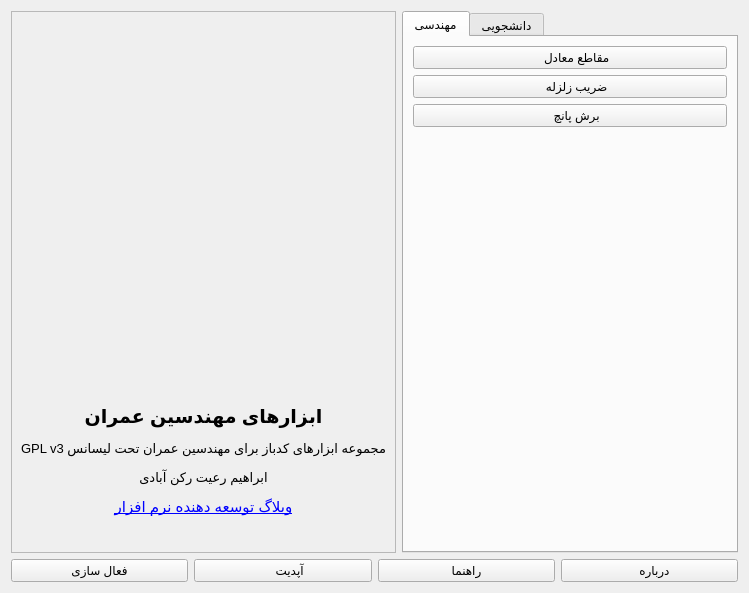
The window that widgets/main_form.ui (ebrahimraeyat/civilTools) describes before a commit, drawn with Qt 5.
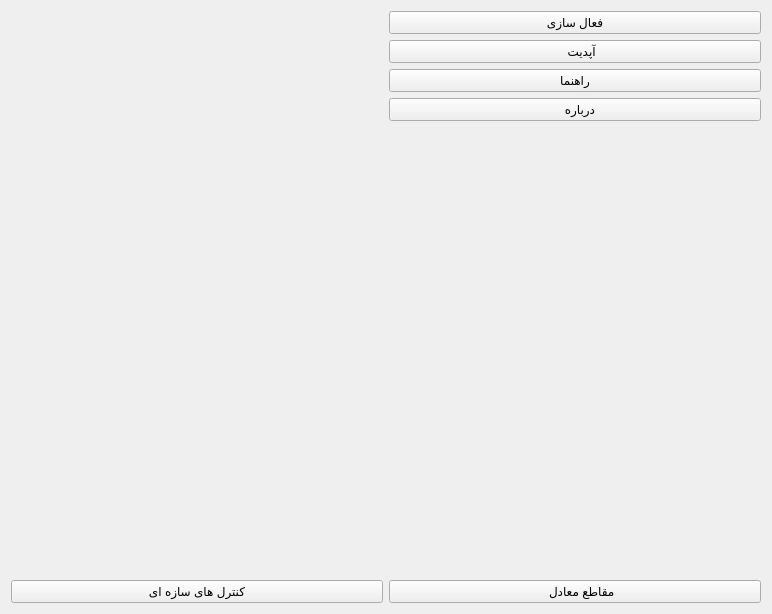
The same window after the commit. Icons and pictures are not drawn.

The edit to the form file:
```diff
--- a/widgets/main_form.ui
+++ b/widgets/main_form.ui
@@ -6,8 +6,8 @@
    <rect>
     <x>0</x>
     <y>0</y>
-    <width>749</width>
-    <height>593</height>
+    <width>772</width>
+    <height>614</height>
    </rect>
   </property>
   <property name="windowTitle">
@@ -17,248 +17,37 @@
    <iconset>
     <normaloff>:/All/civil_engineering.ico</normaloff>:/All/civil_engineering.ico</iconset>
   </property>
-  <layout class="QVBoxLayout" name="verticalLayout_4">
+  <layout class="QVBoxLayout" name="verticalLayout_3">
    <item>
     <layout class="QHBoxLayout" name="horizontalLayout">
      <item>
-      <widget class="QFrame" name="frame">
-       <property name="frameShape">
-        <enum>QFrame::StyledPanel</enum>
-       </property>
-       <property name="frameShadow">
-        <enum>QFrame::Raised</enum>
-       </property>
-       <layout class="QVBoxLayout" name="verticalLayout_2">
+      <layout class="QVBoxLayout" name="verticalLayout">
         <item>
-         <widget class="QPushButton" name="pushButton">
-          <property name="enabled">
-           <bool>true</bool>
+        <widget class="QLabel" name="label_2">
+         <property name="maximumSize">
+          <size>
+           <width>600</width>
+           <height>400</height>
+          </size>
           </property>
           <property name="text">
            <string/>
           </property>
-          <property name="icon">
-           <iconset resource="../resource.qrc">
-            <normaloff>:/civiltools/images/civil-engineering.jpg</normaloff>:/civiltools/images/civil-engineering.jpg</iconset>
-          </property>
-          <property name="iconSize">
-           <size>
-            <width>350</width>
-            <height>250</height>
-           </size>
-          </property>
-          <property name="flat">
-           <bool>true</bool>
-          </property>
-         </widget>
-        </item>
-        <item>
-         <spacer name="verticalSpacer">
-          <property name="orientation">
-           <enum>Qt::Vertical</enum>
-          </property>
-          <property name="sizeHint" stdset="0">
-           <size>
-            <width>20</width>
-            <height>40</height>
-           </size>
-          </property>
-         </spacer>
-        </item>
-        <item>
-         <widget class="QLabel" name="label">
-          <property name="frameShadow">
-           <enum>QFrame::Raised</enum>
-          </property>
-          <property name="text">
-           <string>&lt;!DOCTYPE HTML PUBLIC &quot;-//W3C//DTD HTML 4.0//EN&quot; &quot;http://www.w3.org/TR/REC-html40/strict.dtd&quot;&gt;
-&lt;html&gt;&lt;head&gt;&lt;meta name=&quot;qrichtext&quot; content=&quot;1&quot; /&gt;&lt;style type=&quot;text/css&quot;&gt;
-p, li { white-space: pre-wrap; }
-&lt;/style&gt;&lt;/head&gt;&lt;body style=&quot; font-family:'Ubuntu'; font-size:11pt; font-weight:400; font-style:normal;&quot;&gt;
-&lt;p align=&quot;center&quot; style=&quot; margin-top:12px; margin-bottom:12px; margin-left:0px; margin-right:0px; -qt-block-indent:0; text-indent:0px;&quot;&gt;&lt;span style=&quot; font-family:'Noto Sans'; font-size:14pt; font-weight:600;&quot;&gt;ابزارهای مهندسین عمران&lt;/span&gt;&lt;/p&gt;
-&lt;p align=&quot;center&quot; dir='rtl' style=&quot; margin-top:12px; margin-bottom:12px; margin-left:0px; margin-right:0px; -qt-block-indent:0; text-indent:0px;&quot;&gt;&lt;span style=&quot; font-family:'Noto Sans'; font-size:10pt;&quot;&gt;مجموعه ابزارهای کدباز برای مهندسین عمران تحت لیسانس GPL v3&lt;/span&gt;&lt;/p&gt;
-&lt;p align=&quot;center&quot; dir='rtl' style=&quot; margin-top:12px; margin-bottom:12px; margin-left:0px; margin-right:0px; -qt-block-indent:0; text-indent:0px;&quot;&gt;&lt;span style=&quot; font-family:'Noto Sans'; font-size:10pt;&quot;&gt;ابراهیم رعیت رکن آبادی&lt;/span&gt;&lt;/p&gt;
-&lt;p align=&quot;center&quot; style=&quot; margin-top:12px; margin-bottom:12px; margin-left:0px; margin-right:0px; -qt-block-indent:0; text-indent:0px;&quot;&gt;&lt;a href=&quot;http://ebrahimraeyat.blog.ir/&quot;&gt;&lt;span style=&quot; color:#0000ff;&quot;&gt;وبلاگ توسعه دهنده نرم افزار&lt;/span&gt;&lt;/a&gt;&lt;/p&gt;
-&lt;p align=&quot;center&quot; style=&quot;-qt-paragraph-type:empty; margin-top:12px; margin-bottom:12px; margin-left:0px; margin-right:0px; -qt-block-indent:0; text-indent:0px; font-family:'Noto Sans'; font-size:10pt; color:#2980b9;&quot;&gt;&lt;br /&gt;&lt;/p&gt;&lt;/body&gt;&lt;/html&gt;</string>
+         <property name="pixmap">
+          <pixmap resource="../resource.qrc">:/civiltools/images/civil-engineering.jpg</pixmap>
           </property>
           <property name="scaledContents">
            <bool>true</bool>
           </property>
-          <property name="openExternalLinks">
-           <bool>true</bool>
-          </property>
-         </widget>
-        </item>
-       </layout>
-      </widget>
-     </item>
-     <item>
-      <widget class="QTabWidget" name="tabWidget">
-       <property name="currentIndex">
-        <number>0</number>
-       </property>
-       <widget class="QWidget" name="tab">
-        <attribute name="title">
-         <string>مهندسی</string>
-        </attribute>
-        <layout class="QHBoxLayout" name="horizontalLayout_2">
-         <item>
-          <layout class="QVBoxLayout" name="verticalLayout">
-           <item>
-            <widget class="QPushButton" name="section_Button">
-             <property name="text">
-              <string>    مقاطع معادل</string>
-             </property>
-             <property name="icon">
-              <iconset resource="../resource.qrc">
-               <normaloff>:/civiltools/images/2IPE.svg</normaloff>:/civiltools/images/2IPE.svg</iconset>
-             </property>
-             <property name="iconSize">
-              <size>
-               <width>90</width>
-               <height>90</height>
-              </size>
-             </property>
-             <property name="checkable">
+         <property name="wordWrap">
               <bool>false</bool>
              </property>
             </widget>
            </item>
-           <item>
-            <widget class="QPushButton" name="cfactor_Button">
-             <property name="text">
-              <string>    ضریب زلزله</string>
-             </property>
-             <property name="icon">
-              <iconset resource="../resource.qrc">
-               <normaloff>:/civiltools/images/cfactor.svg</normaloff>:/civiltools/images/cfactor.svg</iconset>
-             </property>
-             <property name="iconSize">
-              <size>
-               <width>90</width>
-               <height>90</height>
-              </size>
-             </property>
-             <property name="checkable">
-              <bool>false</bool>
-             </property>
-            </widget>
-           </item>
-           <item>
-            <widget class="QPushButton" name="punch_Button">
-             <property name="enabled">
-              <bool>true</bool>
-             </property>
-             <property name="text">
-              <string>    برش پانچ</string>
-             </property>
-             <property name="icon">
-              <iconset resource="../resource.qrc">
-               <normaloff>:/civiltools/images/punch.svg</normaloff>:/civiltools/images/punch.svg</iconset>
-             </property>
-             <property name="iconSize">
-              <size>
-               <width>90</width>
-               <height>90</height>
-              </size>
-             </property>
-             <property name="checkable">
-              <bool>false</bool>
-             </property>
-            </widget>
-           </item>
-           <item>
-            <spacer name="verticalSpacer_3">
-             <property name="orientation">
-              <enum>Qt::Vertical</enum>
-             </property>
-             <property name="sizeHint" stdset="0">
-              <size>
-               <width>20</width>
-               <height>40</height>
-              </size>
-             </property>
-            </spacer>
-           </item>
-          </layout>
-         </item>
-        </layout>
-       </widget>
-       <widget class="QWidget" name="tab_2">
-        <property name="enabled">
-         <bool>true</bool>
-        </property>
-        <attribute name="title">
-         <string>دانشجویی</string>
-        </attribute>
-        <layout class="QVBoxLayout" name="verticalLayout_3">
+      </layout>
+     </item>
          <item>
-          <widget class="QPushButton" name="dynamic_button">
-           <property name="enabled">
-            <bool>true</bool>
-           </property>
-           <property name="text">
-            <string>دینامیک سازه</string>
-           </property>
-           <property name="icon">
-            <iconset resource="../resource.qrc">
-             <normaloff>:/civiltools/images/dynamic.png</normaloff>:/civiltools/images/dynamic.png</iconset>
-           </property>
-           <property name="iconSize">
-            <size>
-             <width>90</width>
-             <height>90</height>
-            </size>
-           </property>
-           <property name="checkable">
-            <bool>false</bool>
-           </property>
-          </widget>
-         </item>
-         <item>
-          <widget class="QPushButton" name="record_Button">
-           <property name="enabled">
-            <bool>true</bool>
-           </property>
-           <property name="text">
-            <string>    رکورد زلزله</string>
-           </property>
-           <property name="icon">
-            <iconset resource="../resource.qrc">
-             <normaloff>:/civiltools/images/cfactor.png</normaloff>:/civiltools/images/cfactor.png</iconset>
-           </property>
-           <property name="iconSize">
-            <size>
-             <width>90</width>
-             <height>90</height>
-            </size>
-           </property>
-           <property name="checkable">
-            <bool>false</bool>
-           </property>
-          </widget>
-         </item>
-         <item>
-          <spacer name="verticalSpacer_2">
-           <property name="orientation">
-            <enum>Qt::Vertical</enum>
-           </property>
-           <property name="sizeHint" stdset="0">
-            <size>
-             <width>20</width>
-             <height>40</height>
-            </size>
-           </property>
-          </spacer>
-         </item>
-        </layout>
-       </widget>
-      </widget>
-     </item>
-    </layout>
-   </item>
-   <item>
-    <layout class="QHBoxLayout" name="horizontalLayout_3">
+      <layout class="QVBoxLayout" name="verticalLayout_2">
      <item>
       <widget class="QPushButton" name="register_button">
        <property name="text">
@@ -327,6 +116,65 @@
          <width>64</width>
          <height>64</height>
         </size>
+         </property>
+        </widget>
+       </item>
+       <item>
+        <spacer name="verticalSpacer">
+         <property name="orientation">
+          <enum>Qt::Vertical</enum>
+         </property>
+         <property name="sizeHint" stdset="0">
+          <size>
+           <width>20</width>
+           <height>40</height>
+          </size>
+         </property>
+        </spacer>
+       </item>
+      </layout>
+     </item>
+    </layout>
+   </item>
+   <item>
+    <layout class="QHBoxLayout" name="horizontalLayout_2">
+     <item>
+      <widget class="QPushButton" name="cfactor_Button">
+       <property name="text">
+        <string>کنترل های سازه ای</string>
+       </property>
+       <property name="icon">
+        <iconset resource="../resource.qrc">
+         <normaloff>:/civiltools/images/control.svg</normaloff>:/civiltools/images/control.svg</iconset>
+       </property>
+       <property name="iconSize">
+        <size>
+         <width>170</width>
+         <height>170</height>
+        </size>
+       </property>
+       <property name="checkable">
+        <bool>false</bool>
+       </property>
+      </widget>
+     </item>
+     <item>
+      <widget class="QPushButton" name="section_Button">
+       <property name="text">
+        <string>    مقاطع معادل</string>
+       </property>
+       <property name="icon">
+        <iconset resource="../resource.qrc">
+         <normaloff>:/civiltools/images/2IPE.svg</normaloff>:/civiltools/images/2IPE.svg</iconset>
+       </property>
+       <property name="iconSize">
+        <size>
+         <width>170</width>
+         <height>170</height>
+        </size>
+       </property>
+       <property name="checkable">
+        <bool>false</bool>
        </property>
       </widget>
      </item>
```
Left out of the diff: 2 changed lines with no effect on the pictures. Lines whose indentation alone changed are shown as unchanged.
